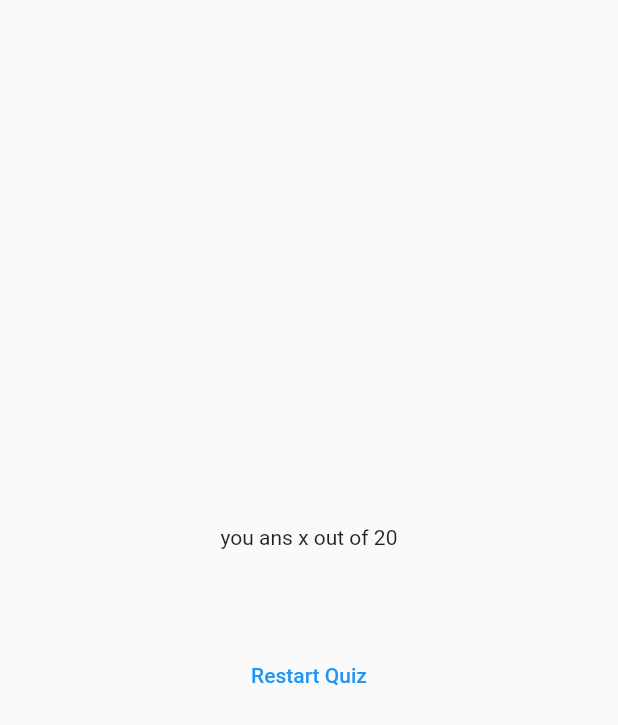
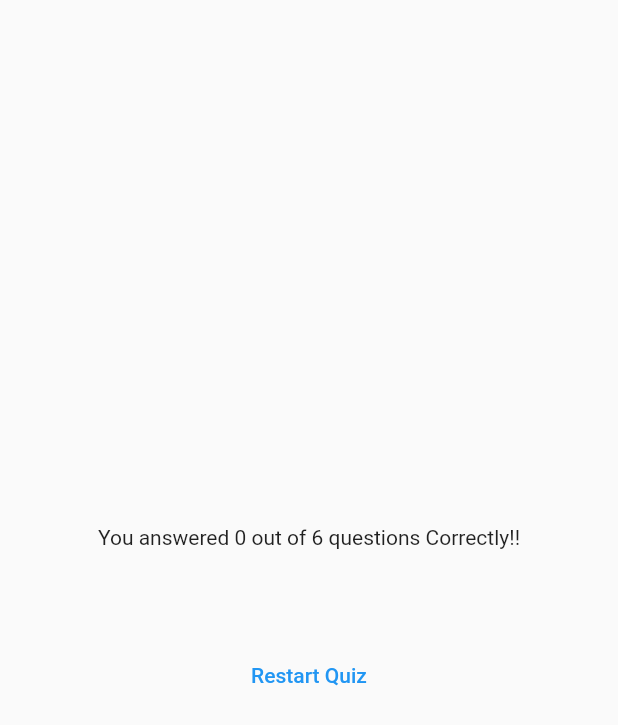
Before and after one commit to yobra254/quiz, a Flutter app: the ResultScreen widget shown alone on an empty page, opened directly with empty values, on a phone screen of 412 x 824 dp. Shown: the top 725 px of the screen. Run offline on Flutter 3.47's test engine with Material 2 defaults, Android fonts, the phone set to English and light mode, and no system bars; our stand-ins replace google_fonts.

Commit message:
Getting Number of correct questions

```diff
--- a/lib/result_screen.dart
+++ b/lib/result_screen.dart
@@ -29,6 +29,12 @@ class ResultScreen extends StatelessWidget {
 
   @override
   Widget build(BuildContext context) {
+    final summaryData = getSummaryData();
+    final numTotalQuestions = questions.length;
+    final numCorrectQuestions = summaryData.where((data) {
+      return data['user_answer'] == data['correct_answer'];
+    }).length;
+
     return SizedBox(
       width: double.infinity,
       child: Container(
@@ -36,13 +42,13 @@ class ResultScreen extends StatelessWidget {
         child: Column(
           mainAxisAlignment: MainAxisAlignment.center,
           children: [
-            const Text(
-              'you ans x out of 20',
+            Text(
+              'You answered $numCorrectQuestions out of $numTotalQuestions questions Correctly!!',
             ),
             const SizedBox(
               height: 30,
             ),
-            QuestionsSummary(getSummaryData()),
+            QuestionsSummary(summaryData),
             const SizedBox(
               height: 30,
             ),
```
